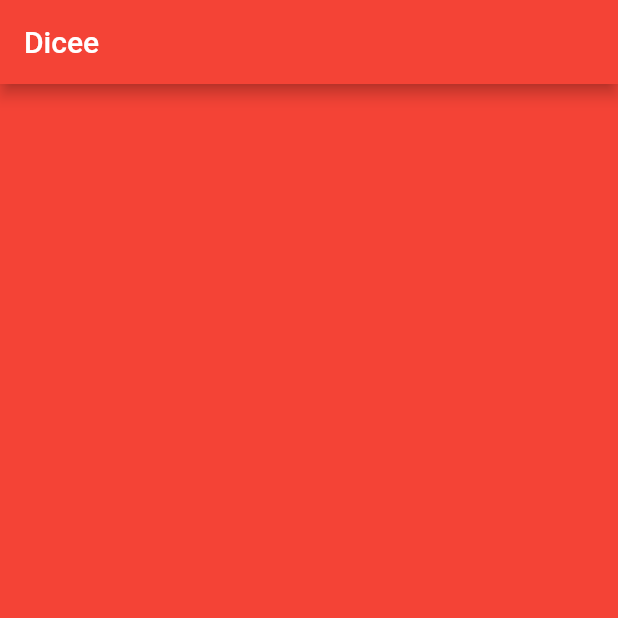
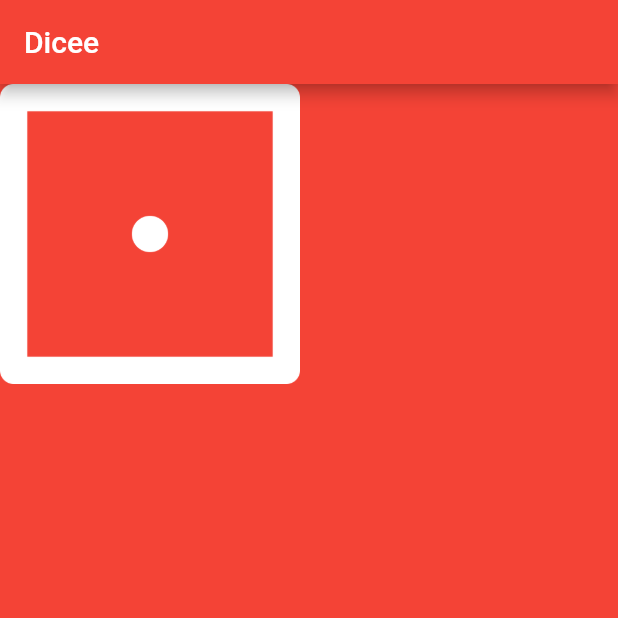
Before and after one commit to killerwilmer/appbrewery_flutter, a Flutter app: the screen it shows after launch, on a phone screen of 412 x 824 dp, the top half of it. Run offline on Flutter 3.47's test engine with Material 2 defaults, Android fonts, the phone set to English and light mode, and no system bars.

Commit message:
Return a Row and create a Image from AssetImage

```diff
--- a/dicee-flutter/lib/main.dart
+++ b/dicee-flutter/lib/main.dart
@@ -18,6 +18,13 @@ void main() {
 class DicePage extends StatelessWidget {
   @override
   Widget build(BuildContext context) {
-    return Container();
+    return Row(
+      children: <Widget>[
+        Image(
+          image: AssetImage('images/dice1.png'),
+          width: 200.0,
+        ),
+      ],
+    );
   }
 }
```
